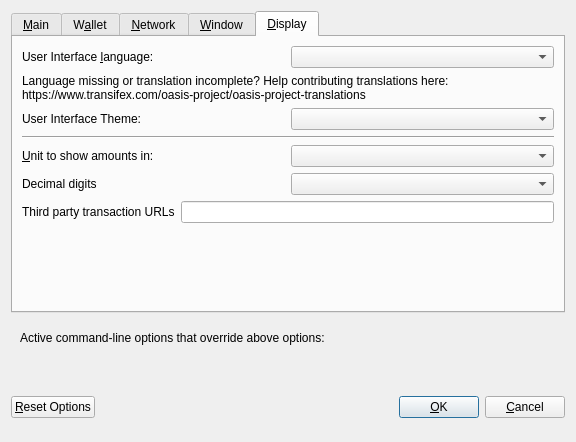
First picture: the form in src/qt/forms/optionsdialog.ui, repository OasisCoinTeam/Oasis-v2.1.2-archive, before the edit.
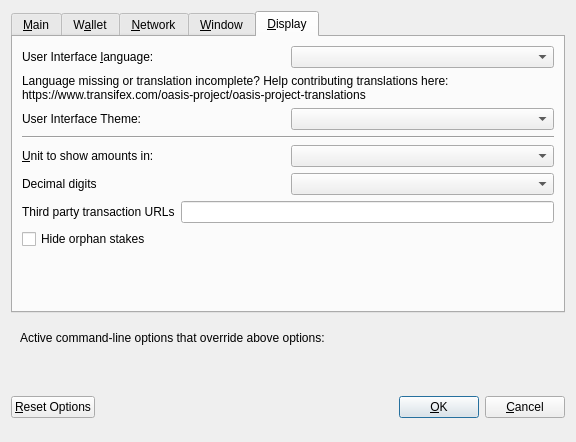
Second picture: the form after the edit. The open tabs and pages were chosen to show the change. Custom widgets are drawn as their Qt base class.

Commit message:
[UI] Add option to disable Orphan display
Orphans are annoying, so you can now toggle their visibility within the
Display settings. By default, they are left enabled, as some stakers may
still want to see Orphans to know if their staking is actually
operational or having issues.

The edit to the form file:
```diff
--- a/src/qt/forms/optionsdialog.ui
+++ b/src/qt/forms/optionsdialog.ui
@@ -500,7 +500,7 @@
         </widget>
        </item>
        <item>
-        <layout class="QHBoxLayout" name="horizontalLayout_4_Display" stretch="0,0">
+        <layout class="QHBoxLayout" name="horizontalLayout_2_Display" stretch="0,0">
          <item>
           <widget class="QLabel" name="themeLabel">
            <property name="text">
@@ -521,7 +521,7 @@
         </widget>
        </item>
        <item>
-        <layout class="QHBoxLayout" name="horizontalLayout_2_Display">
+        <layout class="QHBoxLayout" name="horizontalLayout_3_Display">
          <item>
           <widget class="QLabel" name="unitLabel">
            <property name="text">
@@ -545,7 +545,7 @@
         </layout>
        </item>
        <item>
-        <layout class="QHBoxLayout" name="horizontalLayout_5_Display">
+        <layout class="QHBoxLayout" name="horizontalLayout_4_Display">
          <item>
           <widget class="QLabel" name="digitsLabel">
            <property name="text">
@@ -559,7 +559,7 @@
         </layout>
        </item>
        <item>
-        <layout class="QHBoxLayout" name="horizontalLayout_3_Display">
+        <layout class="QHBoxLayout" name="horizontalLayout_5_Display">
          <item>
           <widget class="QLabel" name="thirdPartyTxUrlsLabel">
            <property name="toolTip">
@@ -582,6 +582,29 @@
          </item>
         </layout>
        </item>
+         <item>
+          <widget class="QCheckBox" name="checkBoxHideOrphans">
+           <property name="toolTip">
+            <string>Hide orphan stakes in transaction lists</string>
+           </property>
+           <property name="text">
+            <string>Hide orphan stakes</string>
+           </property>
+          </widget>
+         </item>
+         <item>
+          <spacer name="horizontalSpacer">
+           <property name="orientation">
+            <enum>Qt::Horizontal</enum>
+           </property>
+           <property name="sizeHint" stdset="0">
+            <size>
+             <width>40</width>
+             <height>20</height>
+            </size>
+           </property>
+          </spacer>
+         </item>
        <item>
         <spacer name="verticalSpacer">
          <property name="orientation">
```
Left out of the diff: 2 changed lines with no effect on the pictures. The commit also changes 8 other files.
